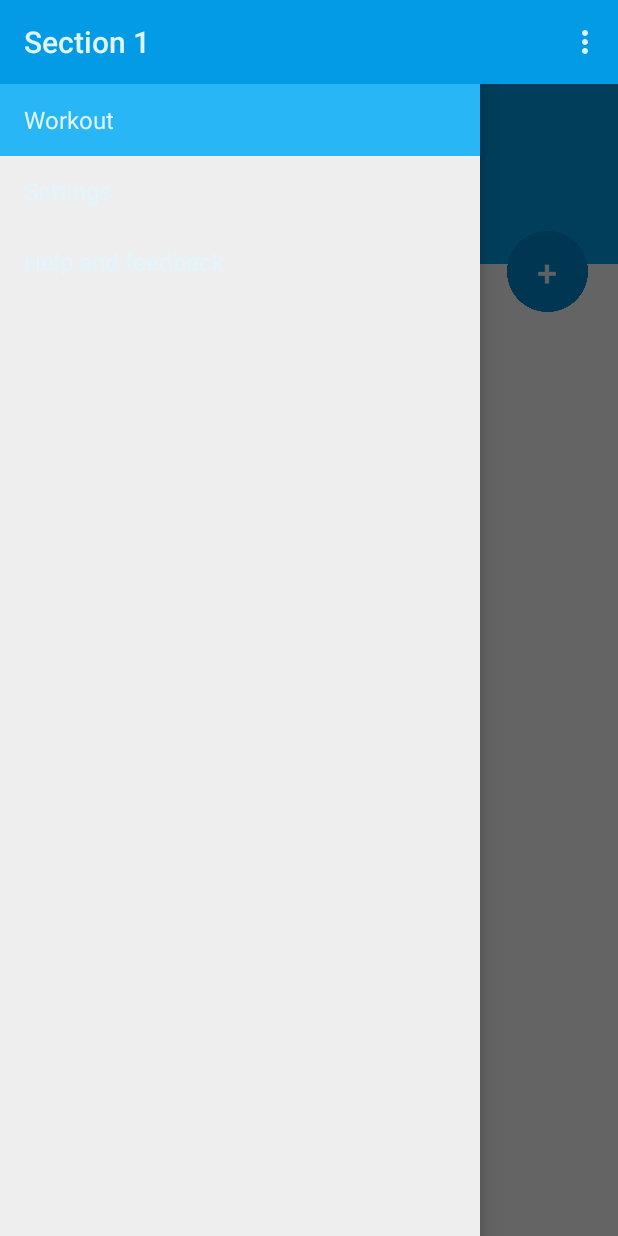
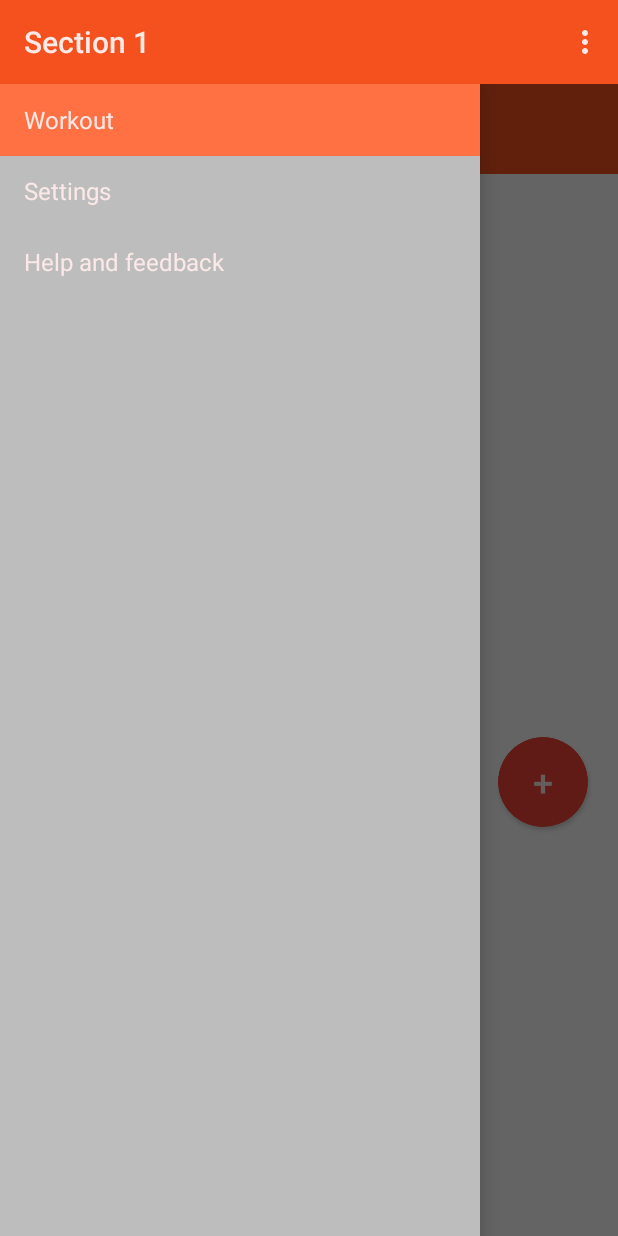
Before and after one commit to herrlax/activityTracker, an Android app: the screen it shows after launch (HomeActivity), with the side drawer open, on a phone screen of 412 x 824 dp. Run offline under Robolectric (Android 15) with nearby library versions, the phone set to English and light mode, and no system bars.

Commit message:
Updated UI components - theme, FAB etc

```diff
--- a/app/src/main/java/com/salmon/sports/spots/HomeActivity.java
+++ b/app/src/main/java/com/salmon/sports/spots/HomeActivity.java
@@ -1,5 +1,6 @@
 package com.salmon.sports.spots;
 
+import android.annotation.TargetApi;
 import android.app.ActionBar;
 import android.app.Activity;
 import android.app.Fragment;
@@ -7,6 +8,8 @@ import android.app.FragmentManager;
 import android.content.Context;
 import android.content.Intent;
 import android.content.SharedPreferences;
+import android.graphics.Outline;
+import android.os.Build;
 import android.os.Bundle;
 import android.support.v7.widget.LinearLayoutManager;
 import android.support.v7.widget.RecyclerView;
@@ -15,6 +18,7 @@ import android.view.Menu;
 import android.view.MenuItem;
 import android.view.View;
 import android.view.ViewGroup;
+import android.view.ViewOutlineProvider;
 import android.widget.Button;
 
 import com.google.gson.Gson;
@@ -116,6 +120,16 @@ public class HomeActivity extends Activity
     // Initializing UI components
     public void initUI() {
         addBtn = (Button) findViewById(R.id.add_button);
+        addBtn.setOutlineProvider(new ViewOutlineProvider() {
+            @TargetApi(Build.VERSION_CODES.LOLLIPOP)
+            @Override
+            public void getOutline(View view, Outline outline) {
+                int diameter = getResources().getDimensionPixelSize(R.dimen.diameter);
+                outline.setOval(0, 0, diameter, diameter);
+            }
+        });
+
+        addBtn.setClipToOutline(true);
 
         addBtn.setOnClickListener(new View.OnClickListener() {
             @Override
--- a/app/src/main/res/layout/fragment_navdraw.xml
+++ b/app/src/main/res/layout/fragment_navdraw.xml
@@ -5,7 +5,7 @@
     android:choiceMode="singleChoice"
     android:divider="@android:color/transparent"
     android:layout_gravity="left|start"
-    android:background="#ffeeeeee"
+    android:background="#BDBDBD"
     tools:context=".NavigationDrawerFragment"
 
     />
--- a/app/src/main/res/layout/layout_home.xml
+++ b/app/src/main/res/layout/layout_home.xml
@@ -20,16 +20,16 @@
 
             <!-- Layout for smart functions such as percent of goal etc -->
             <RelativeLayout
-                android:padding="20dp"
+                android:padding="10dp"
                 android:id="@+id/header"
                 android:layout_width="match_parent"
-                android:layout_height="120dp"
+                android:layout_height="@dimen/action_bar_height"
                 android:background="@color/action_bar_light_blue">
 
                 <TextView
                     android:layout_width="wrap_content"
                     android:layout_height="wrap_content"
-                    android:textSize="34sp"
+                    android:textSize="24sp"
                     android:text="Your activities"
                     android:textColor="@color/textLightest"
                     android:id="@+id/activityText"
@@ -63,20 +63,21 @@
 
             </RelativeLayout>
 
+            <!-- the FAB hovering over other layouts -->
             <Button
                 android:id="@+id/add_button"
-                android:layout_width="54dp"
-                android:layout_height="54dp"
+                android:layout_width="@dimen/diameter"
+                android:layout_height="@dimen/diameter"
                 android:scaleType="fitXY"
                 android:text="+"
                 android:textSize="24dp"
                 android:textColor="@color/textLightest"
                 android:layout_alignParentRight="true"
                 android:layout_alignBottom="@+id/header"
-                android:layout_marginBottom="-32dp"
+                android:layout_marginBottom="-435dp"
                 android:layout_marginRight="20dp"
                 android:tint="@android:color/white"
-                android:background="@drawable/greencircle"
+                android:background="@drawable/redcircle"
                 android:elevation="@dimen/elevation_low"/>
 
         </RelativeLayout>
--- a/app/src/main/res/values/color.xml
+++ b/app/src/main/res/values/color.xml
@@ -10,21 +10,21 @@
 
 
     <!-- 50 -->
-    <color name="textLightest">#E1F5FE</color>
+    <color name="textLightest">#FBE9E7</color>
 
     <!-- 100 -->
-    <color name="textLighter">#B3E5FC</color>
+    <color name="textLighter">#FFCCBC</color>
 
     <!-- 200 -->
-    <color name="textLight">#81D4FA</color>
+    <color name="textLight">#FFAB91</color>
 
     <!-- 400 -->
-    <color name="accent">#29B6F6</color>
+    <color name="accent">#FF7043</color>
 
     <!-- 600 -->
-    <color name="action_bar_light_blue">#039BE5</color>
+    <color name="action_bar_light_blue">#F4511E</color>
 
     <!-- 700 -->
-    <color name="status_bar_darker_blue">#0288D1</color>
+    <color name="status_bar_darker_blue">#E64A19</color>
 
 </resources>
--- a/app/src/main/res/values/dimens.xml
+++ b/app/src/main/res/values/dimens.xml
@@ -7,8 +7,10 @@
          https://developer.android.com/design/patterns/navigation-drawer.html -->
     <dimen name="navigation_drawer_width">320dp</dimen>
 
+    <dimen name="action_bar_height">60dp</dimen>
+
     <!-- dimensions for floating action button -->
-    <dimen name="diameter">48dp</dimen>
+    <dimen name="diameter">60dp</dimen>
     <dimen name="elevation_low">1dp</dimen>
     <dimen name="elevation_high">4dp</dimen>
     <dimen name="add_button_margin">16dp</dimen>
```
Also changed, not shown: app/src/main/res/drawable/redcircle.png (added).
